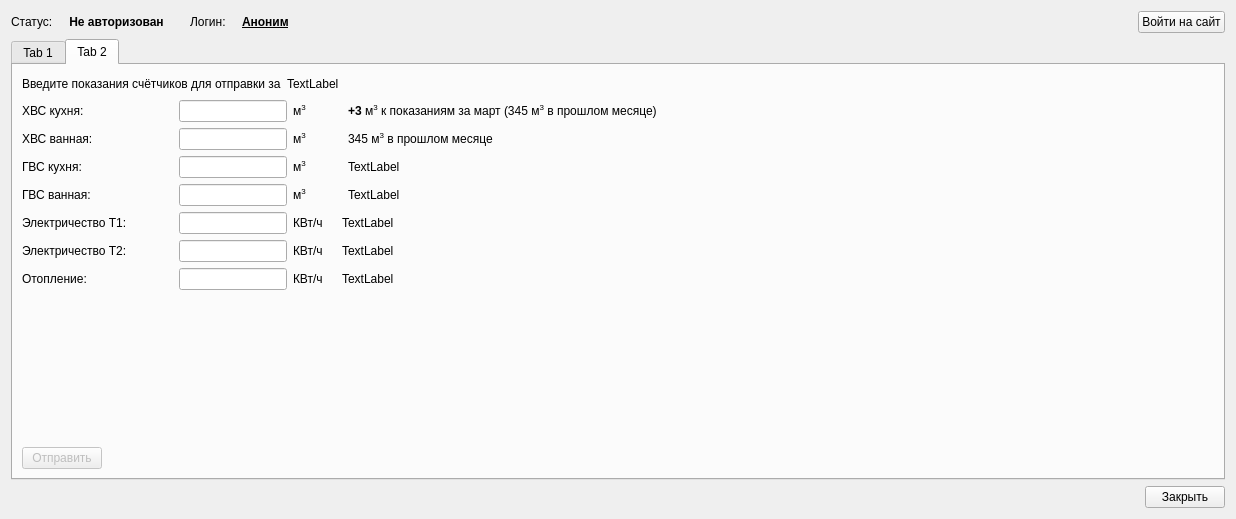
Before: the Qt Designer form profjilcom_cabinet/main.ui in 0valse/experiments, drawn with Qt 5.
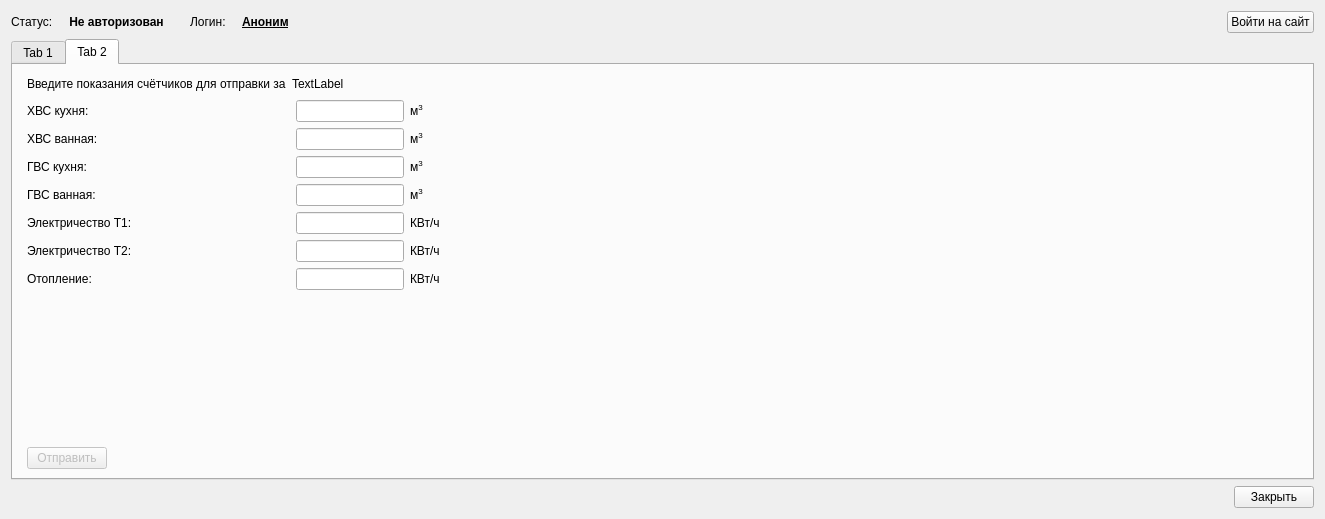
After: the same form once the commit is applied. The open tabs and pages were chosen to show the change.

Commit message: Nulled text labels on tab2

Diff of the .ui file:
```diff
--- a/profjilcom_cabinet/main.ui
+++ b/profjilcom_cabinet/main.ui
@@ -6,7 +6,7 @@
    <rect>
     <x>0</x>
     <y>0</y>
-    <width>1236</width>
+    <width>1325</width>
     <height>519</height>
    </rect>
   </property>
@@ -207,6 +207,22 @@
       <layout class="QVBoxLayout" name="verticalLayout_5">
        <item>
         <layout class="QHBoxLayout" name="horizontalLayout_15">
+         <item>
+          <spacer name="horizontalSpacer_33">
+           <property name="orientation">
+            <enum>Qt::Horizontal</enum>
+           </property>
+           <property name="sizeType">
+            <enum>QSizePolicy::Fixed</enum>
+           </property>
+           <property name="sizeHint" stdset="0">
+            <size>
+             <width>5</width>
+             <height>20</height>
+            </size>
+           </property>
+          </spacer>
+         </item>
          <item>
           <widget class="QLabel" name="SendLabel">
            <property name="text">
@@ -238,6 +254,22 @@
        </item>
        <item>
         <layout class="QHBoxLayout" name="horizontalLayout_14">
+         <item>
+          <spacer name="horizontalSpacer_31">
+           <property name="orientation">
+            <enum>Qt::Horizontal</enum>
+           </property>
+           <property name="sizeType">
+            <enum>QSizePolicy::Fixed</enum>
+           </property>
+           <property name="sizeHint" stdset="0">
+            <size>
+             <width>5</width>
+             <height>20</height>
+            </size>
+           </property>
+          </spacer>
+         </item>
          <item>
           <layout class="QVBoxLayout" name="verticalLayout_2">
            <item>
@@ -522,7 +554,7 @@
              <item>
               <widget class="QLabel" name="label_hvs_kuhnya_plus">
                <property name="text">
-                <string>&lt;html&gt;&lt;head/&gt;&lt;body&gt;&lt;p&gt;&lt;span style=&quot; font-weight:600;&quot;&gt;+3&lt;/span&gt; м&lt;span style=&quot; vertical-align:super;&quot;&gt;3&lt;/span&gt; к показаниям за март (345 м&lt;span style=&quot; vertical-align:super;&quot;&gt;3&lt;/span&gt; в прошлом месяце)&lt;/p&gt;&lt;/body&gt;&lt;/html&gt;</string>
+                <string/>
                </property>
               </widget>
              </item>
@@ -569,7 +601,7 @@
              <item>
               <widget class="QLabel" name="label_hvs_vannaya_plus">
                <property name="text">
-                <string>&lt;html&gt;&lt;head/&gt;&lt;body&gt;&lt;p&gt;&lt;span style=&quot; font-weight:400;&quot;&gt;345 м&lt;/span&gt;&lt;span style=&quot; font-weight:400; vertical-align:super;&quot;&gt;3&lt;/span&gt;&lt;span style=&quot; font-weight:400;&quot;&gt; в прошлом месяце&lt;/span&gt;&lt;/p&gt;&lt;/body&gt;&lt;/html&gt;</string>
+                <string/>
                </property>
               </widget>
              </item>
@@ -616,7 +648,7 @@
              <item>
               <widget class="QLabel" name="label_gvs_kuhnya_plus">
                <property name="text">
-                <string>TextLabel</string>
+                <string/>
                </property>
               </widget>
              </item>
@@ -663,7 +695,7 @@
              <item>
               <widget class="QLabel" name="label_gvs_vannaya_plus">
                <property name="text">
-                <string>TextLabel</string>
+                <string/>
                </property>
               </widget>
              </item>
@@ -710,7 +742,7 @@
              <item>
               <widget class="QLabel" name="label_t1_plus">
                <property name="text">
-                <string>TextLabel</string>
+                <string/>
                </property>
               </widget>
              </item>
@@ -757,7 +789,7 @@
              <item>
               <widget class="QLabel" name="label_t2_plus">
                <property name="text">
-                <string>TextLabel</string>
+                <string/>
                </property>
               </widget>
              </item>
@@ -804,7 +836,7 @@
              <item>
               <widget class="QLabel" name="label_teplo_plus">
                <property name="text">
-                <string>TextLabel</string>
+                <string/>
                </property>
               </widget>
              </item>
@@ -830,6 +862,9 @@
            <property name="orientation">
             <enum>Qt::Horizontal</enum>
            </property>
+           <property name="sizeType">
+            <enum>QSizePolicy::Expanding</enum>
+           </property>
            <property name="sizeHint" stdset="0">
             <size>
              <width>517</width>
@@ -855,6 +890,22 @@
        </item>
        <item>
         <layout class="QHBoxLayout" name="horizontalLayout_12">
+         <item>
+          <spacer name="horizontalSpacer_32">
+           <property name="orientation">
+            <enum>Qt::Horizontal</enum>
+           </property>
+           <property name="sizeType">
+            <enum>QSizePolicy::Fixed</enum>
+           </property>
+           <property name="sizeHint" stdset="0">
+            <size>
+             <width>5</width>
+             <height>20</height>
+            </size>
+           </property>
+          </spacer>
+         </item>
          <item>
           <widget class="QPushButton" name="sendButton">
            <property name="enabled">
```
Left out of the diff: 50 changed lines with no effect on the pictures.
